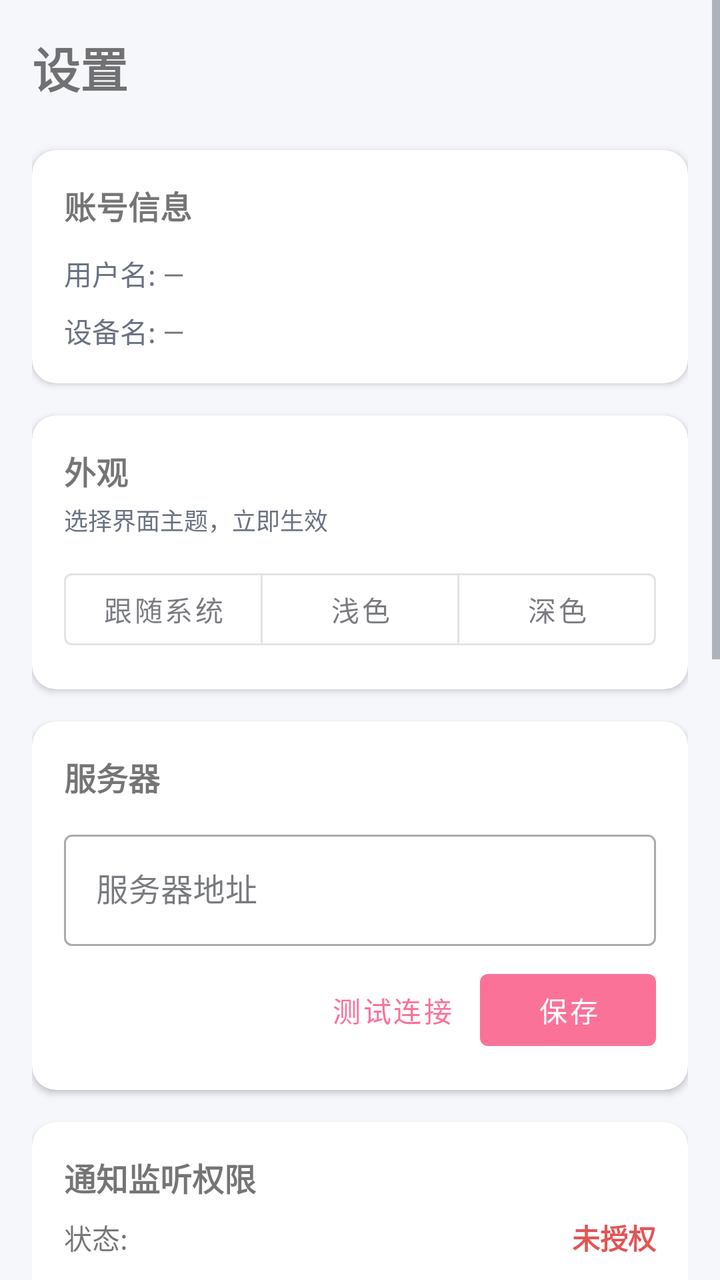
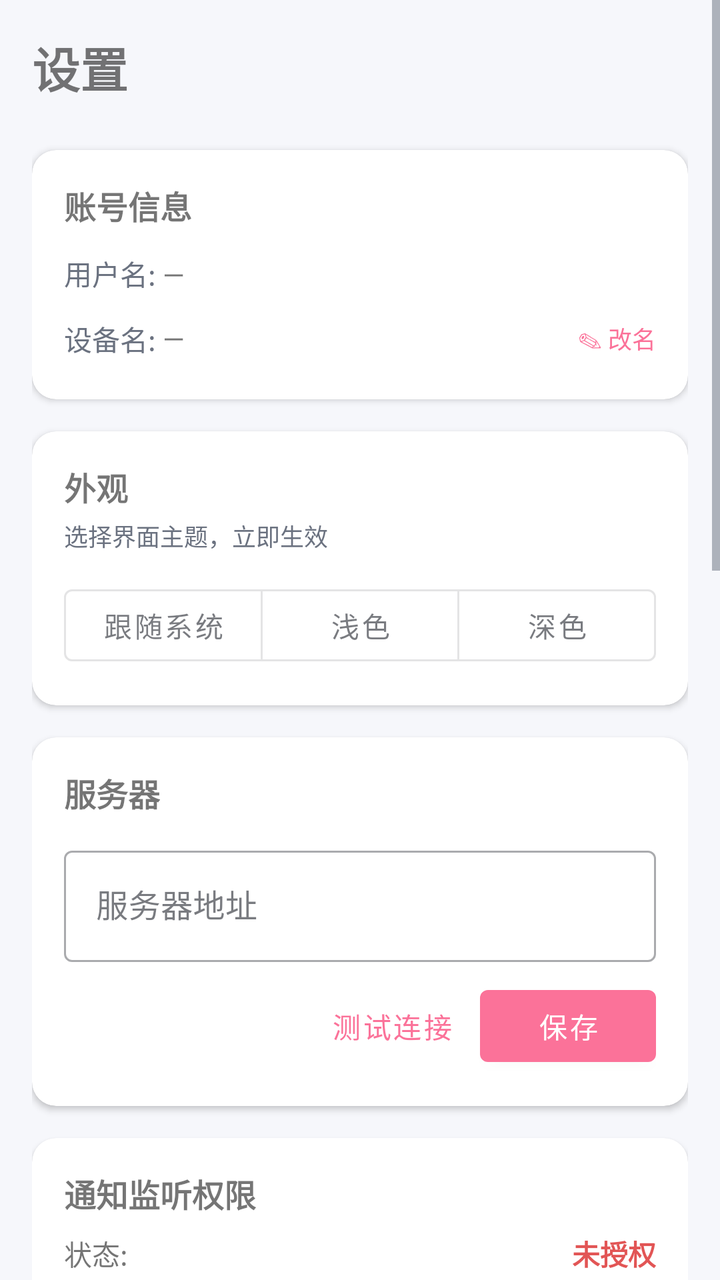

The first picture is an Android layout as it rendered before a commit; the second is the same layout after the commit. The layout source and the unified diff follow.
<!-- AndroidManifest.xml: application theme Theme.NotifySync -->
<!-- res/layout/fragment_settings.xml -->
<?xml version="1.0" encoding="utf-8"?>
<ScrollView xmlns:android="http://schemas.android.com/apk/res/android"
    xmlns:app="http://schemas.android.com/apk/res-auto"
    android:layout_width="match_parent"
    android:layout_height="match_parent"
    android:fillViewport="true">

    <LinearLayout
        android:layout_width="match_parent"
        android:layout_height="wrap_content"
        android:orientation="vertical"
        android:padding="16dp">

        <TextView
            android:layout_width="match_parent"
            android:layout_height="wrap_content"
            android:text="设置"
            android:textSize="24sp"
            android:textStyle="bold"
            android:layout_marginBottom="24dp" />

        
        <com.google.android.material.card.MaterialCardView
            android:layout_width="match_parent"
            android:layout_height="wrap_content"
            android:layout_marginBottom="16dp"
            app:cardCornerRadius="12dp"
            app:cardElevation="2dp">

            <LinearLayout
                android:layout_width="match_parent"
                android:layout_height="wrap_content"
                android:orientation="vertical"
                android:padding="16dp">

                <TextView
                    android:layout_width="wrap_content"
                    android:layout_height="wrap_content"
                    android:text="账号信息"
                    android:textStyle="bold"
                    android:textSize="16sp"
                    android:layout_marginBottom="12dp" />

                <LinearLayout
                    android:layout_width="match_parent"
                    android:layout_height="wrap_content"
                    android:orientation="horizontal"
                    android:layout_marginBottom="8dp">
                    <TextView
                        android:layout_width="wrap_content"
                        android:layout_height="wrap_content"
                        android:text="用户名: "
                        android:textColor="@color/on_surface_variant" />
                    <TextView
                        android:id="@+id/tvUsername"
                        android:layout_width="wrap_content"
                        android:layout_height="wrap_content"
                        android:text="—" />
                </LinearLayout>

                <LinearLayout
                    android:layout_width="match_parent"
                    android:layout_height="wrap_content"
                    android:orientation="horizontal">
                    <TextView
                        android:layout_width="wrap_content"
                        android:layout_height="wrap_content"
                        android:text="设备名: "
                        android:textColor="@color/on_surface_variant" />
                    <TextView
                        android:id="@+id/tvDeviceName"
                        android:layout_width="wrap_content"
                        android:layout_height="wrap_content"
                        android:text="—" />
                </LinearLayout>
            </LinearLayout>
        </com.google.android.material.card.MaterialCardView>

        
        <com.google.android.material.card.MaterialCardView
            android:layout_width="match_parent"
            android:layout_height="wrap_content"
            android:layout_marginBottom="16dp"
            app:cardCornerRadius="12dp"
            app:cardElevation="2dp">

            <LinearLayout
                android:layout_width="match_parent"
                android:layout_height="wrap_content"
                android:orientation="vertical"
                android:padding="16dp">

                <TextView
                    android:layout_width="wrap_content"
                    android:layout_height="wrap_content"
                    android:text="外观"
                    android:textStyle="bold"
                    android:textSize="16sp"
                    android:layout_marginBottom="4dp" />

                <TextView
                    android:layout_width="match_parent"
                    android:layout_height="wrap_content"
                    android:text="选择界面主题，立即生效"
                    android:textSize="12sp"
                    android:textColor="@color/on_surface_variant"
                    android:layout_marginBottom="12dp" />

                <com.google.android.material.button.MaterialButtonToggleGroup
                    android:id="@+id/toggleTheme"
                    android:layout_width="match_parent"
                    android:layout_height="wrap_content"
                    app:singleSelection="true"
                    app:selectionRequired="true">

                    <com.google.android.material.button.MaterialButton
                        android:id="@+id/btnThemeSystem"
                        style="@style/Widget.MaterialComponents.Button.OutlinedButton"
                        android:layout_width="0dp"
                        android:layout_height="wrap_content"
                        android:layout_weight="1"
                        android:text="跟随系统" />

                    <com.google.android.material.button.MaterialButton
                        android:id="@+id/btnThemeLight"
                        style="@style/Widget.MaterialComponents.Button.OutlinedButton"
                        android:layout_width="0dp"
                        android:layout_height="wrap_content"
                        android:layout_weight="1"
                        android:text="浅色" />

                    <com.google.android.material.button.MaterialButton
                        android:id="@+id/btnThemeDark"
                        style="@style/Widget.MaterialComponents.Button.OutlinedButton"
                        android:layout_width="0dp"
                        android:layout_height="wrap_content"
                        android:layout_weight="1"
                        android:text="深色" />
                </com.google.android.material.button.MaterialButtonToggleGroup>
            </LinearLayout>
        </com.google.android.material.card.MaterialCardView>

        
        <com.google.android.material.card.MaterialCardView
            android:layout_width="match_parent"
            android:layout_height="wrap_content"
            android:layout_marginBottom="16dp"
            app:cardCornerRadius="12dp"
            app:cardElevation="2dp">

            <LinearLayout
                android:layout_width="match_parent"
                android:layout_height="wrap_content"
                android:orientation="vertical"
                android:padding="16dp">

                <TextView
                    android:layout_width="wrap_content"
                    android:layout_height="wrap_content"
                    android:text="服务器"
                    android:textStyle="bold"
                    android:textSize="16sp"
                    android:layout_marginBottom="12dp" />

                <com.google.android.material.textfield.TextInputLayout
                    android:layout_width="match_parent"
                    android:layout_height="wrap_content"
                    style="@style/Widget.MaterialComponents.TextInputLayout.OutlinedBox"
                    android:layout_marginBottom="8dp">

                    <com.google.android.material.textfield.TextInputEditText
                        android:id="@+id/etServerUrl"
                        android:layout_width="match_parent"
                        android:layout_height="wrap_content"
                        android:hint="服务器地址"
                        android:inputType="textUri"
                        android:singleLine="true" />
                </com.google.android.material.textfield.TextInputLayout>

                <LinearLayout
                    android:layout_width="match_parent"
                    android:layout_height="wrap_content"
                    android:orientation="horizontal"
                    android:gravity="end">

                    <com.google.android.material.button.MaterialButton
                        android:id="@+id/btnTestConnection"
                        android:layout_width="wrap_content"
                        android:layout_height="wrap_content"
                        android:text="测试连接"
                        style="@style/Widget.MaterialComponents.Button.TextButton" />

                    <com.google.android.material.button.MaterialButton
                        android:id="@+id/btnSaveServerUrl"
                        android:layout_width="wrap_content"
                        android:layout_height="wrap_content"
                        android:text="保存" />
                </LinearLayout>
            </LinearLayout>
        </com.google.android.material.card.MaterialCardView>

        
        <com.google.android.material.card.MaterialCardView
            android:layout_width="match_parent"
            android:layout_height="wrap_content"
            android:layout_marginBottom="16dp"
            app:cardCornerRadius="12dp"
            app:cardElevation="2dp">

            <LinearLayout
                android:layout_width="match_parent"
                android:layout_height="wrap_content"
                android:orientation="vertical"
                android:padding="16dp">

                <TextView
                    android:layout_width="wrap_content"
                    android:layout_height="wrap_content"
                    android:text="通知监听权限"
                    android:textStyle="bold"
                    android:textSize="16sp"
                    android:layout_marginBottom="8dp" />

                <LinearLayout
                    android:layout_width="match_parent"
                    android:layout_height="wrap_content"
                    android:orientation="horizontal"
                    android:gravity="center_vertical"
                    android:layout_marginBottom="12dp">

                    <TextView
                        android:layout_width="0dp"
                        android:layout_height="wrap_content"
                        android:layout_weight="1"
                        android:text="状态: " />

                    <TextView
                        android:id="@+id/tvPermissionStatus"
                        android:layout_width="wrap_content"
                        android:layout_height="wrap_content"
                        android:text="未授权"
                        android:textColor="@color/danger"
                        android:textStyle="bold" />
                </LinearLayout>

                <com.google.android.material.button.MaterialButton
                    android:id="@+id/btnNotificationPermission"
                    android:layout_width="match_parent"
                    android:layout_height="wrap_content"
                    android:text="去授权通知监听" />
            </LinearLayout>
        </com.google.android.material.card.MaterialCardView>

        
        <com.google.android.material.card.MaterialCardView
            android:layout_width="match_parent"
            android:layout_height="wrap_content"
            android:layout_marginBottom="16dp"
            app:cardCornerRadius="12dp"
            app:cardElevation="2dp">

            <LinearLayout
                android:layout_width="match_parent"
                android:layout_height="wrap_content"
                android:orientation="vertical"
                android:padding="16dp">

                <TextView
                    android:layout_width="wrap_content"
                    android:layout_height="wrap_content"
                    android:text="应用过滤"
                    android:textStyle="bold"
                    android:textSize="16sp"
                    android:layout_marginBottom="8dp" />

                <LinearLayout
                    android:layout_width="match_parent"
                    android:layout_height="wrap_content"
                    android:orientation="horizontal"
                    android:gravity="center_vertical"
                    android:layout_marginBottom="4dp">

                    <TextView
                        android:layout_width="0dp"
                        android:layout_height="wrap_content"
                        android:layout_weight="1"
                        android:text="仅同步所选应用"
                        android:textSize="14sp" />

                    <androidx.appcompat.widget.SwitchCompat
                        android:id="@+id/swFilterEnabled"
                        android:layout_width="wrap_content"
                        android:layout_height="wrap_content" />
                </LinearLayout>

                <TextView
                    android:layout_width="match_parent"
                    android:layout_height="wrap_content"
                    android:text="关闭 = 同步所有应用；开启后只同步下方勾选的应用"
                    android:textSize="12sp"
                    android:textColor="@color/on_surface_variant"
                    android:layout_marginBottom="8dp" />

                <androidx.recyclerview.widget.RecyclerView
                    android:id="@+id/rvAppFilter"
                    android:layout_width="match_parent"
                    android:layout_height="240dp"
                    android:clipToPadding="false" />

                <ProgressBar
                    android:id="@+id/progressBarFilters"
                    android:layout_width="wrap_content"
                    android:layout_height="wrap_content"
                    android:layout_gravity="center"
                    android:visibility="gone" />

                <TextView
                    android:id="@+id/tvEmptyFilters"
                    android:layout_width="match_parent"
                    android:layout_height="wrap_content"
                    android:text="未找到可同步的应用"
                    android:gravity="center"
                    android:padding="24dp"
                    android:textColor="@color/on_surface_variant"
                    android:visibility="gone" />

                <com.google.android.material.button.MaterialButton
                    android:id="@+id/btnSaveFilters"
                    android:layout_width="match_parent"
                    android:layout_height="wrap_content"
                    android:layout_marginTop="8dp"
                    android:text="保存应用过滤" />
            </LinearLayout>
        </com.google.android.material.card.MaterialCardView>

        
        <com.google.android.material.button.MaterialButton
            android:id="@+id/btnLogout"
            android:layout_width="match_parent"
            android:layout_height="52dp"
            android:text="退出登录"
            android:backgroundTint="@color/danger"
            android:textColor="@android:color/white" />

    </LinearLayout>
</ScrollView>
<!-- resources referenced by this layout -->
<resources>
  <color name="danger">#E25555</color>
  <color name="on_surface_variant">#6B7280</color>
  <style name="Theme.NotifySync" parent="Theme.MaterialComponents.DayNight.NoActionBar">
          <item name="colorPrimary">@color/brand_primary</item>
          <item name="colorPrimaryVariant">@color/brand_primary_dark</item>
          <item name="colorOnPrimary">@color/on_primary</item>
          <item name="colorSecondary">@color/secondary</item>
          <item name="colorOnSecondary">@color/on_secondary</item>
          <item name="colorSurface">@color/surface</item>
          <item name="colorOnSurface">@color/on_surface</item>
          <item name="colorError">@color/error</item>
          <item name="android:colorBackground">@color/background</item>
          <item name="colorOnBackground">@color/on_surface</item>
          <item name="colorControlNormal">@color/on_surface_variant</item>
          <item name="colorControlActivated">@color/brand_primary</item>
          <item name="android:windowBackground">@color/background</item>
          <item name="android:statusBarColor">@color/background</item>
          <item name="android:navigationBarColor">@color/background</item>
      </style>
  <color name="brand_primary">#FB7299</color>
  <color name="brand_primary_dark">#E0527F</color>
  <color name="on_primary">#FFFFFF</color>
  <color name="secondary">#8A6AFF</color>
  <color name="on_secondary">#FFFFFF</color>
  <color name="surface">#FFFFFF</color>
  <color name="on_surface">#20232B</color>
  <color name="error">#E25555</color>
  <color name="background">#F6F7FB</color>
</resources>

<!-- the commit's change to res/layout/fragment_settings.xml (unified diff, before → after) -->
@@ -59,9 +59,16 @@
                 </LinearLayout>
 
                 <LinearLayout
-                    android:layout_width="match_parent"
-                    android:layout_height="wrap_content"
-                    android:orientation="horizontal">
+                    android:id="@+id/llDeviceName"
+                    android:layout_width="match_parent"
+                    android:layout_height="wrap_content"
+                    android:orientation="horizontal"
+                    android:gravity="center_vertical"
+                    android:clickable="true"
+                    android:focusable="true"
+                    android:background="?attr/selectableItemBackground"
+                    android:paddingTop="4dp"
+                    android:paddingBottom="4dp">
                     <TextView
                         android:layout_width="wrap_content"
                         android:layout_height="wrap_content"
@@ -69,9 +76,16 @@
                         android:textColor="@color/on_surface_variant" />
                     <TextView
                         android:id="@+id/tvDeviceName"
-                        android:layout_width="wrap_content"
-                        android:layout_height="wrap_content"
+                        android:layout_width="0dp"
+                        android:layout_height="wrap_content"
+                        android:layout_weight="1"
                         android:text="—" />
+                    <TextView
+                        android:layout_width="wrap_content"
+                        android:layout_height="wrap_content"
+                        android:text="✎ 改名"
+                        android:textSize="12sp"
+                        android:textColor="?attr/colorPrimary" />
                 </LinearLayout>
             </LinearLayout>
         </com.google.android.material.card.MaterialCardView>
@@ -248,6 +262,86 @@
                     android:layout_width="match_parent"
                     android:layout_height="wrap_content"
                     android:text="去授权通知监听" />
+            </LinearLayout>
+        </com.google.android.material.card.MaterialCardView>
+
+        
+        <com.google.android.material.card.MaterialCardView
+            android:layout_width="match_parent"
+            android:layout_height="wrap_content"
+            android:layout_marginBottom="16dp"
+            app:cardCornerRadius="12dp"
+            app:cardElevation="2dp">
+
+            <LinearLayout
+                android:layout_width="match_parent"
+                android:layout_height="wrap_content"
+                android:orientation="vertical"
+                android:padding="16dp">
+
+                <TextView
+                    android:layout_width="wrap_content"
+                    android:layout_height="wrap_content"
+                    android:text="短信验证码"
+                    android:textStyle="bold"
+                    android:textSize="16sp"
+                    android:layout_marginBottom="4dp" />
+
+                <TextView
+                    android:layout_width="match_parent"
+                    android:layout_height="wrap_content"
+                    android:text="开启后自动读取新短信，提取验证码并复制到剪贴板"
+                    android:textSize="12sp"
+                    android:textColor="@color/on_surface_variant"
+                    android:layout_marginBottom="12dp" />
+
+                <LinearLayout
+                    android:layout_width="match_parent"
+                    android:layout_height="wrap_content"
+                    android:orientation="horizontal"
+                    android:gravity="center_vertical"
+                    android:layout_marginBottom="12dp">
+
+                    <TextView
+                        android:layout_width="0dp"
+                        android:layout_height="wrap_content"
+                        android:layout_weight="1"
+                        android:text="状态: " />
+
+                    <TextView
+                        android:id="@+id/tvSmsStatus"
+                        android:layout_width="wrap_content"
+                        android:layout_height="wrap_content"
+                        android:text="未授权"
+                        android:textColor="@color/danger"
+                        android:textStyle="bold" />
+                </LinearLayout>
+
+                <LinearLayout
+                    android:layout_width="match_parent"
+                    android:layout_height="wrap_content"
+                    android:orientation="horizontal"
+                    android:gravity="center_vertical">
+
+                    <TextView
+                        android:layout_width="0dp"
+                        android:layout_height="wrap_content"
+                        android:layout_weight="1"
+                        android:text="自动提取并复制验证码"
+                        android:textSize="14sp" />
+
+                    <com.google.android.material.button.MaterialButton
+                        android:id="@+id/btnSmsPermission"
+                        style="@style/Widget.MaterialComponents.Button.TextButton"
+                        android:layout_width="wrap_content"
+                        android:layout_height="wrap_content"
+                        android:text="授权读取短信" />
+
+                    <androidx.appcompat.widget.SwitchCompat
+                        android:id="@+id/swSmsCapture"
+                        android:layout_width="wrap_content"
+                        android:layout_height="wrap_content" />
+                </LinearLayout>
             </LinearLayout>
         </com.google.android.material.card.MaterialCardView>
 
